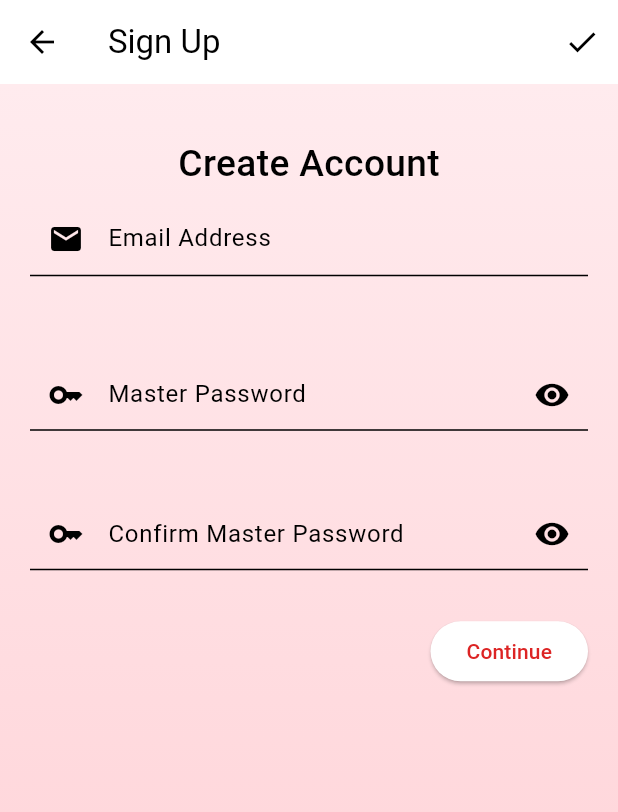
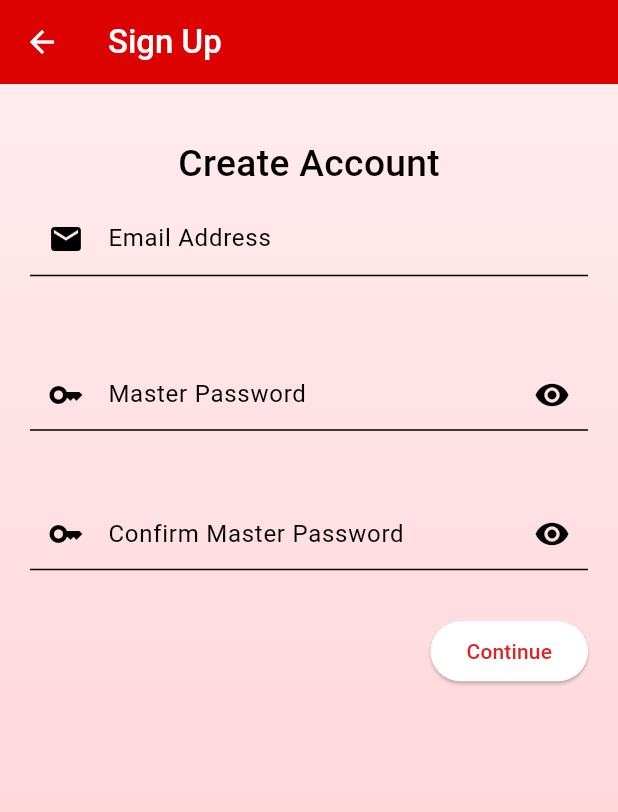
Before and after one commit to dhruv-k1/PassVault, a Flutter app: the SignUpScreen screen opened by its route, on a phone screen of 412 x 824 dp. Shown: the top 812 px of the screen. Run offline on Flutter 3.47's test engine with Material 3 defaults, Android fonts, the phone set to English and light mode, and no system bars; our stand-ins replace cloud_firestore, firebase_auth, firebase_core; missing offline and left inert: encrypt, firebase_app_check; accounts and stored records are empty.

Commit message:
bugs fix

```diff
--- a/lib/Screens/signup_screen.dart
+++ b/lib/Screens/signup_screen.dart
@@ -48,17 +48,12 @@ class _SignUpScreenState extends State<SignUpScreen> {
 
     return Scaffold(
         appBar: AppBar(
-          title: Text('Sign Up'),
-          actions: [
-            IconButton(
-              onPressed: () {
-                Navigator.of(context).pop();
-                Navigator.of(context).pop();
-                Navigator.of(context).pushNamed(HomeScreen.routeName);
-              },
-              icon: Icon(Icons.check),
-            )
-          ],
+          backgroundColor: Color.fromARGB(255, 221, 2, 2),
+          title: Text(
+            'Sign Up',
+            style: TextStyle(color: Colors.white, fontWeight: FontWeight.w500),
+          ),
+          iconTheme: IconThemeData(color: Colors.white),
         ),
         body: Container(
           height: double.maxFinite,
@@ -191,19 +186,6 @@ class _SignUpScreenState extends State<SignUpScreen> {
 
                                     auth.signIn(
                                         storeEmail, storeMaster, context);
-
-                                    // ScaffoldMessenger.of(context)
-                                    //     .showSnackBar(SnackBar(
-                                    //   width: size.width * 0.5,
-                                    //   behavior: SnackBarBehavior.floating,
-                                    //   //backgroundColor: Colors.red,
-                                    //   content: Text(
-                                    //     'Successfully signed up!',
-                                    //     textAlign: TextAlign.center,
-                                    //   ),
-                                    //   duration: Duration(seconds: 2),
-                                    //   // Set the duration
-                                    // ));
                                   }
                                 },
                                 child: Text('Continue'))
```
Also changed, not shown: lib/Screens/add_password_screen.dart (+0 -10 lines).
